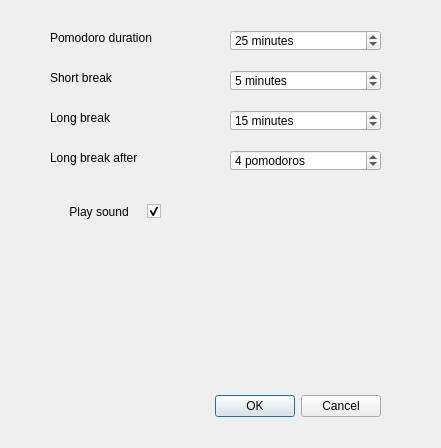
Qt form src/gui/ui/settings.ui (ravenvz/SprintTimer) before a commit.
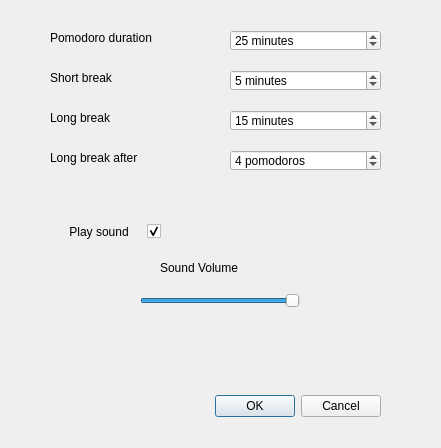
The same form after that commit. Icons and pictures are not drawn.

Commit message: Implement basic settings window

The edit to the form file:
```diff
--- a/src/gui/ui/settings.ui
+++ b/src/gui/ui/settings.ui
@@ -81,7 +81,7 @@
    <property name="geometry">
     <rect>
      <x>40</x>
-     <y>200</y>
+     <y>220</y>
      <width>121</width>
      <height>23</height>
     </rect>
@@ -228,6 +228,38 @@
     <string>Long break</string>
    </property>
   </widget>
+  <widget class="QSlider" name="hSliderVolume">
+   <property name="geometry">
+    <rect>
+     <x>140</x>
+     <y>290</y>
+     <width>160</width>
+     <height>21</height>
+    </rect>
+   </property>
+   <property name="maximum">
+    <number>100</number>
+   </property>
+   <property name="sliderPosition">
+    <number>100</number>
+   </property>
+   <property name="orientation">
+    <enum>Qt::Horizontal</enum>
+   </property>
+  </widget>
+  <widget class="QLabel" name="lblSoundVolume">
+   <property name="geometry">
+    <rect>
+     <x>160</x>
+     <y>260</y>
+     <width>101</width>
+     <height>16</height>
+    </rect>
+   </property>
+   <property name="text">
+    <string>Sound Volume</string>
+   </property>
+  </widget>
  </widget>
  <resources>
   <include location="../../../resources/resources.qrc"/>
```
The commit also changes 14 other files.
